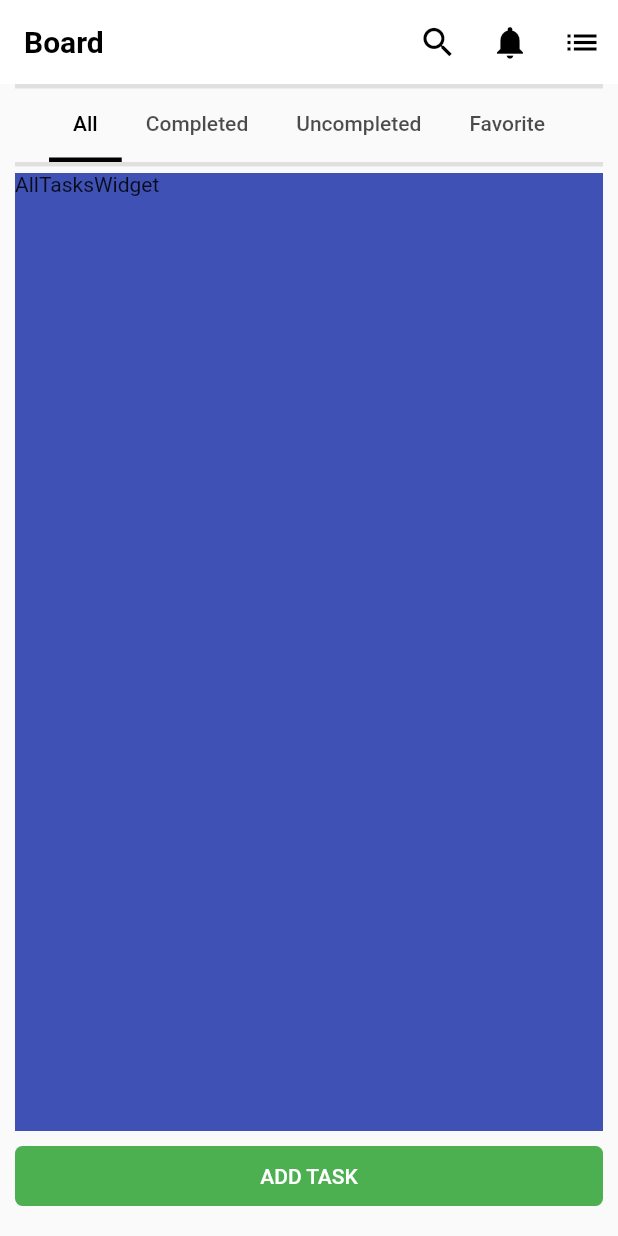
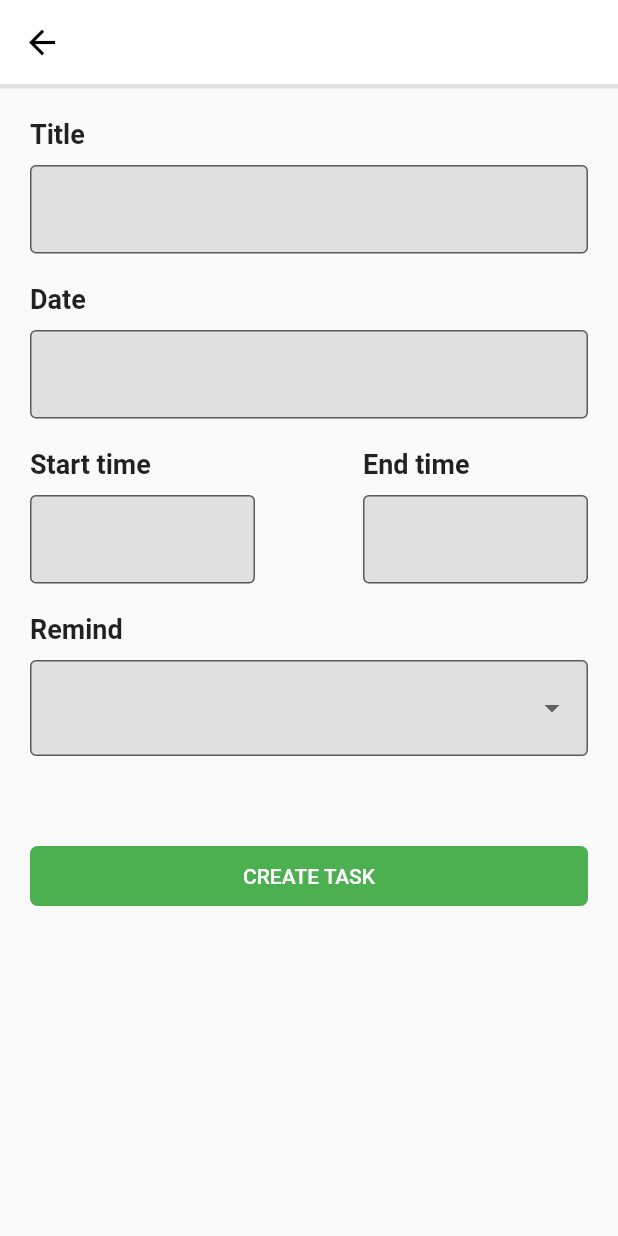
Before and after one commit to MohamedEsma3il/todo-algoriza, a Flutter app: the screen it shows after launch, after a tap on "ADD TASK", on a phone screen of 412 x 824 dp. Run offline on Flutter 3.47's test engine with Material 2 defaults, Android fonts, the phone set to English and light mode, and no system bars; our stand-ins replace flutter_bloc.

Commit message:
2th commit

```diff
--- /dev/null
+++ b/lib/core/util/widgets/default_form_field.dart
@@ -0,0 +1,57 @@
+import 'package:flutter/material.dart';
+
+class DefaultFormField extends StatelessWidget {
+  DefaultFormField(
+      {Key? key,
+      required this.controller,
+      required this.type,
+      required this.label,
+      this.prefix,
+      required this.validate,
+      required this.isPassword,
+      this.onChange,
+      this.onSubmit,
+      this.onTap,
+      this.suffix,
+      this.suffixPressed})
+      : super(key: key);
+  final TextEditingController controller;
+  final TextInputType type;
+  final String label;
+  final Widget? prefix;
+  final String? Function(String? value) validate;
+  final VoidCallback? onTap;
+  final Function? onSubmit;
+  final Function(String)? onChange;
+  bool isPassword = false;
+  final IconData? suffix;
+  final VoidCallback? suffixPressed;
+
+  @override
+  Widget build(BuildContext context) {
+    return TextFormField(
+      obscureText: isPassword,
+      controller: controller,
+      keyboardType: type,
+      validator: validate,
+      onTap: onTap,
+      onChanged: onChange,
+      onFieldSubmitted: (s) {
+        onSubmit!(s);
+      },
+      decoration: InputDecoration(
+        fillColor: Colors.grey[300],
+        filled: true,
+        labelText: label,
+        prefixIcon: prefix,
+        suffixIcon: suffix != null
+            ? IconButton(
+                onPressed: suffixPressed,
+                icon: Icon(suffix),
+              )
+            : null,
+        border: OutlineInputBorder(),
+      ),
+    );
+  }
+}
--- /dev/null
+++ b/lib/features/add_task/presentation/cubit/cubit.dart
@@ -0,0 +1,15 @@
+import 'package:flutter_bloc/flutter_bloc.dart';
+import 'package:todo_algoriza/features/add_task/presentation/cubit/states.dart';
+
+class AddTaskCubit extends Cubit<AddTaskStates>{
+  AddTaskCubit() : super(AddTaskInitialState());
+  static AddTaskCubit get(context) => BlocProvider.of(context);
+
+  void changeReminderMenu({selectedItem,value})
+  {
+    selectedItem=value;
+
+
+    emit( AddTaskChangeRemindMenuState());
+  }
+}
--- /dev/null
+++ b/lib/features/add_task/presentation/cubit/states.dart
@@ -0,0 +1,4 @@
+abstract class AddTaskStates{}
+
+class AddTaskInitialState extends AddTaskStates{}
+class AddTaskChangeRemindMenuState extends AddTaskStates{}
--- /dev/null
+++ b/lib/features/add_task/presentation/pages/add_task_page.dart
@@ -0,0 +1,11 @@
+import 'package:flutter/material.dart';
+import 'package:todo_algoriza/features/add_task/presentation/widgets/add_task_widget.dart';
+
+class AddTaskPage extends StatelessWidget {
+  const AddTaskPage({Key? key}) : super(key: key);
+
+  @override
+  Widget build(BuildContext context) {
+    return  AddTaskWidget();
+  }
+}
--- /dev/null
+++ b/lib/features/add_task/presentation/widgets/add_task_widget.dart
@@ -0,0 +1,199 @@
+import 'package:flutter/material.dart';
+import 'package:flutter_bloc/flutter_bloc.dart';
+import 'package:todo_algoriza/core/util/widgets/default_form_field.dart';
+import 'package:todo_algoriza/core/util/widgets/my_button.dart';
+import 'package:todo_algoriza/core/util/widgets/my_divider.dart';
+import 'package:todo_algoriza/features/add_task/presentation/cubit/cubit.dart';
+import 'package:todo_algoriza/features/add_task/presentation/cubit/states.dart';
+
+class AddTaskWidget extends StatelessWidget {
+  AddTaskWidget({Key? key}) : super(key: key);
+
+  var titleController = TextEditingController();
+  var dateController = TextEditingController();
+  var startTimeController = TextEditingController();
+  var endTimeController = TextEditingController();
+  var selectedReminderTime;
+  var formKey=GlobalKey<FormState>();
+
+  @override
+  Widget build(BuildContext context) {
+    return BlocProvider(
+      create: (BuildContext context) =>AddTaskCubit(),
+      child: BlocConsumer<AddTaskCubit,AddTaskStates>(
+        listener: ( context, state) {  },
+        builder: ( context,  state) { return Scaffold(
+          appBar: AppBar(),
+          body: SingleChildScrollView(
+            child: Column(
+              mainAxisAlignment: MainAxisAlignment.center,
+              mainAxisSize: MainAxisSize.min,
+              children: [
+                const MyDivider(),
+                Form(
+                  key: formKey,
+                  child: Padding(
+                    padding: const EdgeInsets.all(20.0),
+                    child: Column(
+                      crossAxisAlignment: CrossAxisAlignment.start,
+                      mainAxisAlignment: MainAxisAlignment.center,
+                      mainAxisSize: MainAxisSize.min,
+                      children: [
+                        //*************title*********************
+                        const Text(
+                          'Title',
+                          style: TextStyle(fontWeight: FontWeight.bold, fontSize: 18.0),
+                        ),
+                        const SizedBox(height: 10),
+                        DefaultFormField(
+                          validate: ( value) {
+                            if (value!.isEmpty) {
+                              return ('This field is required');
+                            } else {
+                              return null;
+                            }
+                          },
+                          controller: titleController,
+                          isPassword: false,
+                          type: TextInputType.text,
+                          label: '',
+                        ),
+                        const SizedBox(height: 20),
+                        //***************date********************
+                        const Text(
+                          'Date',
+                          style: TextStyle(fontWeight: FontWeight.bold, fontSize: 18.0),
+                        ),
+                        const SizedBox(height: 10),
+                        DefaultFormField(
+                          validate:  ( value) {
+                            if (value!.isEmpty) {
+                              return ('This field is required');
+                            } else {
+                              return null;
+                            }
+                          },
+                          controller: dateController,
+                          isPassword: false,
+                          type: TextInputType.datetime,
+                          label: '',
+                        ),
+                        const SizedBox(height: 20),
+                        //**********time*************************
+                        Row(
+                          mainAxisAlignment: MainAxisAlignment.center,
+                          children: [
+                            SizedBox(
+                              width: 150.0,
+                              child: Column(
+                                crossAxisAlignment: CrossAxisAlignment.start,
+                                mainAxisSize: MainAxisSize.min,
+                                children: [
+                                  const Text(
+                                    'Start time',
+                                    style: TextStyle(
+                                        fontWeight: FontWeight.bold, fontSize: 18.0),
+                                  ),
+                                  const SizedBox(height: 10),
+                                  DefaultFormField(
+                                    validate:  ( value) {
+                                      if (value!.isEmpty) {
+                                        return ('This field is required');
+                                      } else {
+                                        return null;
+                                      }
+                                    },
+                                    controller: startTimeController,
+                                    isPassword: false,
+                                    type: TextInputType.datetime,
+                                    label: '',
+                                  ),
+                                ],
+                              ),
+                            ),
+                            const Spacer(),
+                            SizedBox(
+                              width: 150.0,
+                              child: Column(
+                                crossAxisAlignment: CrossAxisAlignment.start,
+                                mainAxisSize: MainAxisSize.min,
+                                children: [
+                                  const Text(
+                                    'End time',
+                                    style: TextStyle(
+                                        fontWeight: FontWeight.bold, fontSize: 18.0),
+                                  ),
+                                  const SizedBox(height: 10),
+                                  DefaultFormField(
+                                    validate:  ( value) {
+                                      if (value!.isEmpty) {
+                                        return ('This field is required');
+                                      } else {
+                                        return null;
+                                      }
+                                    },
+                                    controller: endTimeController,
+                                    isPassword: false,
+                                    type: TextInputType.datetime,
+                                    label: '',
+                                  ),
+                                ],
+                              ),
+                            ),
+                          ],
+                        ),
+                        const SizedBox(
+                          height: 20.0,
+                        ),
+                        //***********reminder********
+                        const Text(
+                          'Remind',
+                          style: TextStyle(fontWeight: FontWeight.bold, fontSize: 18.0),
+                        ),
+                        const SizedBox(height: 10),
+                        DropdownButtonFormField(
+                          decoration: InputDecoration(
+                            fillColor: Colors.grey[300],
+                            filled: true,
+                            border: const OutlineInputBorder(),
+                          ),
+                          items: [
+                            '1 day before',
+                            '1 hour before',
+                            '30 min before',
+                            ' 10 min before'
+                          ]
+                              .map((e) => DropdownMenuItem(
+                            child: Text("$e "),
+                            value: e,
+                          ))
+                              .toList(),
+                          onChanged: (val) {
+                            AddTaskCubit.get(context).changeReminderMenu(
+                              selectedItem: selectedReminderTime,
+                              value: val,
+                            );
+                          },
+                          value: selectedReminderTime,
+                        ),
+                        SizedBox(height:60,),
+                        MyButton(text: 'create task', function: (){
+                          if(formKey.currentState!.validate())
+                          {
+                            debugPrint('validation success');
+
+                          }
+                        }),
+                      ],
+                    ),
+                  ),
+                )
+              ],
+            ),
+          ),
+        ); },
+
+      ),
+    );
+  }
+}
--- a/lib/features/board/presentation/pages/board_page.dart
+++ b/lib/features/board/presentation/pages/board_page.dart
@@ -1,103 +1,36 @@
 import 'package:flutter/material.dart';
 import 'package:todo_algoriza/features/board/presentation/widgets/board_widget.dart';
-import 'package:todo_algoriza/core/util/widgets/my_divider.dart';
-import 'package:todo_algoriza/features/all%20tasks/presentation/pages/all_tasks_page.dart';
-import 'package:todo_algoriza/features/complete_tasks/presentation/pages/complete_tasks_page.dart';
-import 'package:todo_algoriza/features/favorite%20tasks/presentation/pages/favorite_page.dart';
-import 'package:todo_algoriza/features/uncomplete%20tasks/presentation/pages/uncomplete_tasks_page.dart';
-import '../../../../core/util/widgets/my_button.dart';
+// import 'package:todo_algoriza/core/util/widgets/my_divider.dart';
+// import 'package:todo_algoriza/features/all%20tasks/presentation/pages/all_tasks_page.dart';
+// import 'package:todo_algoriza/features/complete_tasks/presentation/pages/complete_tasks_page.dart';
+// import 'package:todo_algoriza/features/favorite%20tasks/presentation/pages/favorite_page.dart';
+// import 'package:todo_algoriza/features/uncomplete%20tasks/presentation/pages/uncomplete_tasks_page.dart';
+// import '../../../../core/util/widgets/my_button.dart';
 
 class BoardPage extends StatelessWidget {
    const BoardPage({Key? key}) : super(key: key);
-
   @override
   Widget build(BuildContext context) {
     return DefaultTabController(
       length: 4,
       child: Scaffold(
           appBar: AppBar(
-          elevation: 0.0,
-          backgroundColor: Colors.white,
             title: const Text(
               'Board',
-            style: TextStyle(
-              fontWeight: FontWeight.bold,
-              color: Colors.black,
-            ),
+
             ),
             actions: [
               IconButton(
                 iconSize: 26.0,
                 onPressed: () {},
                 icon: const Icon(
-                Icons.search,
+                  Icons.calendar_today_outlined,
                   color: Colors.black,
                 ),
-              padding: const EdgeInsets.all(0.0),
-            ),
-            IconButton(
-              iconSize: 26.0,
-              onPressed: () {},
-              icon: const Icon(
-                Icons.notifications,
-                color: Colors.black,
-              ),
-              padding: const EdgeInsets.all(0.0),
-            ),
-            IconButton(
-              iconSize: 26.0,
-              onPressed: () {},
-              icon: const Icon(
-                Icons.list,
-                color: Colors.black,
-              ),
-              padding: const EdgeInsets.all(0),
               ),
             ],
           ),
-        body: Padding(
-          padding: const EdgeInsets.symmetric(horizontal: 10.0),
-          child: Column(
-            mainAxisSize: MainAxisSize.min,
-            mainAxisAlignment: MainAxisAlignment.center,
-            children: [
-              const MyDivider(),
-              const TabBar
-                ( labelColor: Colors.black,
-                  isScrollable: true,
-                  indicatorColor:Colors.black ,
-                  indicatorWeight:3.0 ,
-
-                  tabs: [
-                    Tab(
-                      text: 'All',
-                    ),
-                    Tab(
-                      text: 'Completed',
-                    ),
-                    Tab(
-                      text: 'Uncompleted',
-                    ),
-                    Tab(
-                      text: 'Favorite',
-                    ),
-                  ]),
-              const MyDivider(),
-              const SizedBox(height: 4.0,),
-              Expanded(
-                child: const TabBarView(children: [
-                  AllTasksPage(),
-                  CompleteTasksPage(),
-                  UnCompleteTasksPage(),
-                  FavoriteTasksPage(),
-                ]),
-              ),
-              const SizedBox(height: 10.0,),
-              MyButton(text: 'add task', function: () {}),
-              const SizedBox(height: 20.0,)
-            ],
-          ),
-        )
+          body: const BoardWidget(),
       ),
     );
   }
--- a/lib/features/board/presentation/widgets/board_widget.dart
+++ b/lib/features/board/presentation/widgets/board_widget.dart
@@ -1,6 +1,7 @@
 import 'package:flutter/material.dart';
 import 'package:todo_algoriza/core/util/widgets/my_button.dart';
 import 'package:todo_algoriza/core/util/widgets/my_divider.dart';
+import 'package:todo_algoriza/features/add_task/presentation/pages/add_task_page.dart';
 import 'package:todo_algoriza/features/all%20tasks/presentation/pages/all_tasks_page.dart';
 import 'package:todo_algoriza/features/complete_tasks/presentation/pages/complete_tasks_page.dart';
 import 'package:todo_algoriza/features/favorite%20tasks/presentation/pages/favorite_page.dart';
@@ -12,7 +13,58 @@ class BoardWidget extends StatelessWidget {
 
   @override
   Widget build(BuildContext context) {
-    return Container(color: Colors.teal,);
+    return Padding(
+      padding: const EdgeInsets.symmetric(horizontal: 16.0),
+      child: Column(
+        mainAxisSize: MainAxisSize.min,
+        mainAxisAlignment: MainAxisAlignment.center,
+        children: [
+          const MyDivider(),
+          TabBar(
+              labelColor: Colors.black,
+              unselectedLabelColor: Colors.grey[400]!,
+              isScrollable: true,
+              indicatorColor: Colors.black,
+              indicatorWeight: 3.0,
+              tabs: const [
+                Tab(
+                  text: 'All',
+                ),
+                Tab(
+                  text: 'Completed',
+                ),
+                Tab(
+                  text: 'Uncompleted',
+                ),
+                Tab(
+                  text: 'Favorite',
+                ),
+              ]),
+          const MyDivider(),
+          const SizedBox(
+            height: 6.0,
+          ),
+          const Expanded(
+            child: TabBarView(children: [
+              AllTasksPage(),
+              CompleteTasksPage(),
+              UnCompleteTasksPage(),
+              FavoriteTasksPage(),
+            ]),
+          ),
+          const SizedBox(
+            height: 16.0,
+          ),
+          MyButton(text: 'add task', function: ()
+          {
+            Navigator.push(context, MaterialPageRoute(builder: (context) =>const AddTaskPage()));
+          }),
+          const SizedBox(
+            height: 20.0,
+          )
+        ],
+      ),
+    );
 
   }
 }
--- a/lib/features/favorite tasks/presentation/widgets/favorite_widget.dart
+++ b/lib/features/favorite tasks/presentation/widgets/favorite_widget.dart
@@ -5,7 +5,7 @@ class FavoriteWidget extends StatelessWidget {
 
   @override
   Widget build(BuildContext context) {
-    return Container(      color: Colors.deepOrange,
+    return Container(color: Colors.deepOrange,
       child: Text('FavoriteTasksWidget'),);
   }
 }
--- a/lib/main.dart
+++ b/lib/main.dart
@@ -13,7 +13,20 @@ class MyApp extends StatelessWidget {
   Widget build(BuildContext context) {
     return MaterialApp(
       theme: ThemeData(
-        primarySwatch: Colors.blue,
+        appBarTheme: const AppBarTheme(
+          iconTheme: IconThemeData(
+            color: Colors.black,
+            size: 26.0,
+          ),
+          elevation: 0.0,
+          backgroundColor: Colors.white,
+          titleTextStyle: TextStyle(
+            fontWeight: FontWeight.bold,
+            fontSize: 18.0,
+            color: Colors.black,
+          ),
+        ),
+        primarySwatch: Colors.teal,
       ),
       debugShowCheckedModeBanner: false,
       home: const BoardPage(),
--- a/pubspec.yaml
+++ b/pubspec.yaml
@@ -34,6 +34,7 @@ dependencies:
   # The following adds the Cupertino Icons font to your application.
   # Use with the CupertinoIcons class for iOS style icons.
   cupertino_icons: ^1.0.2
+  flutter_bloc: ^8.0.1
 
 dev_dependencies:
   flutter_test:
```
Also changed, not shown: pubspec.lock. Lines whose indentation alone changed are shown as unchanged.
